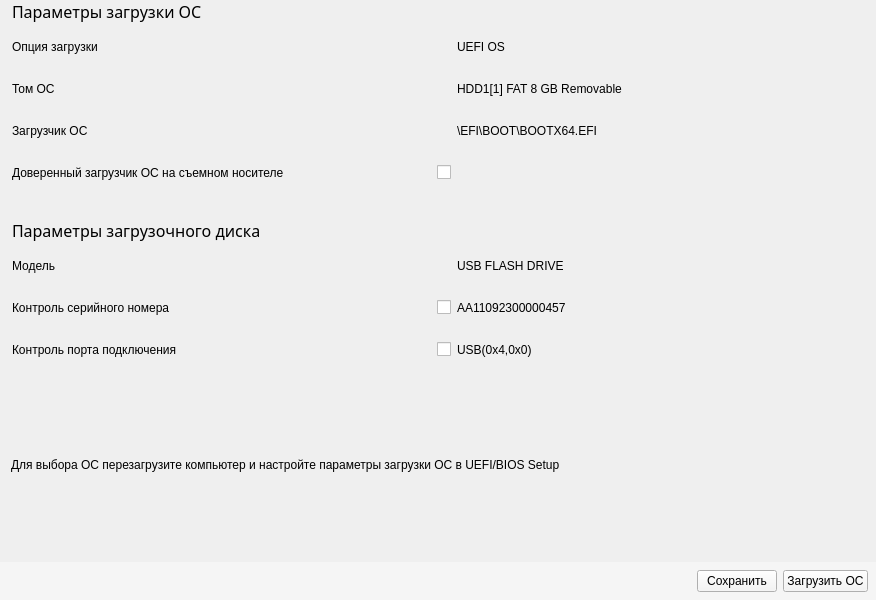
First picture: the form in panels/SysLoadPanel.ui, repository m6v/sobol, before the edit.
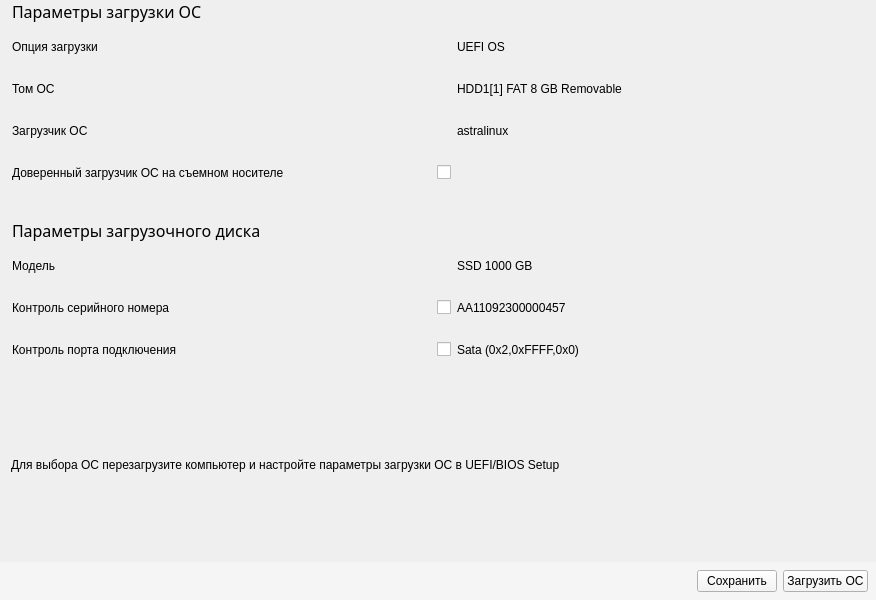
Second picture: the form after the edit. Custom widgets are drawn as their Qt base class.

Commit message: Some unsignifical changes in init panels have been made

```diff
--- a/panels/SysLoadPanel.ui
+++ b/panels/SysLoadPanel.ui
@@ -113,14 +113,14 @@
      <item row="7" column="2">
       <widget class="QLabel" name="port_ctl_value">
        <property name="text">
-        <string>USB(0x4,0x0)</string>
+        <string>Sata (0x2,0xFFFF,0x0)</string>
        </property>
       </widget>
      </item>
      <item row="2" column="2">
       <widget class="QLabel" name="sys_loader_value">
        <property name="text">
-        <string>\EFI\BOOT\BOOTX64.EFI</string>
+        <string>astralinux</string>
        </property>
       </widget>
      </item>
@@ -140,7 +140,7 @@
      <item row="5" column="2">
       <widget class="QLabel" name="disk_model_value">
        <property name="text">
-        <string>USB FLASH DRIVE</string>
+        <string>SSD 1000 GB</string>
        </property>
       </widget>
      </item>
```
Left out of the diff: 3 changed lines with no effect on the pictures. The commit also changes 9 other files.
